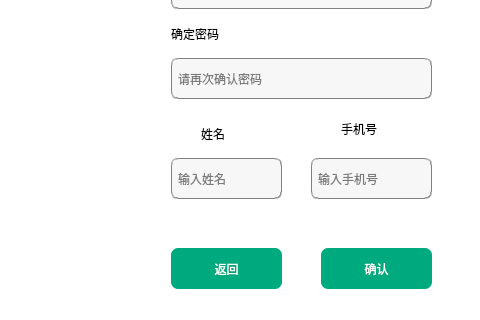
This is signup.ui in foryouos/Parking_System as Qt 5 draws it before an edit; both pictures show x 299 to 779 and y 192 to 512 of the 779 by 512 pixel window. The edited form follows.
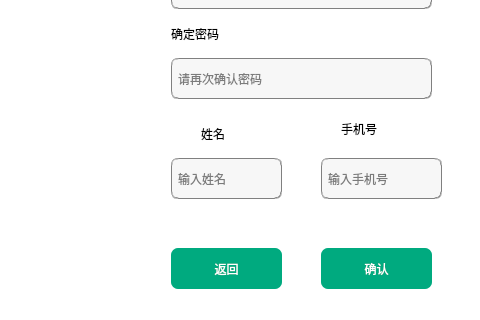
This is the edited form.

Diff of the .ui file:
```diff
--- a/signup.ui
+++ b/signup.ui
@@ -217,7 +217,7 @@
   <widget class="QLineEdit" name="lineEdit_tel">
    <property name="geometry">
     <rect>
-     <x>610</x>
+     <x>620</x>
      <y>350</y>
      <width>121</width>
      <height>41</height>
```
